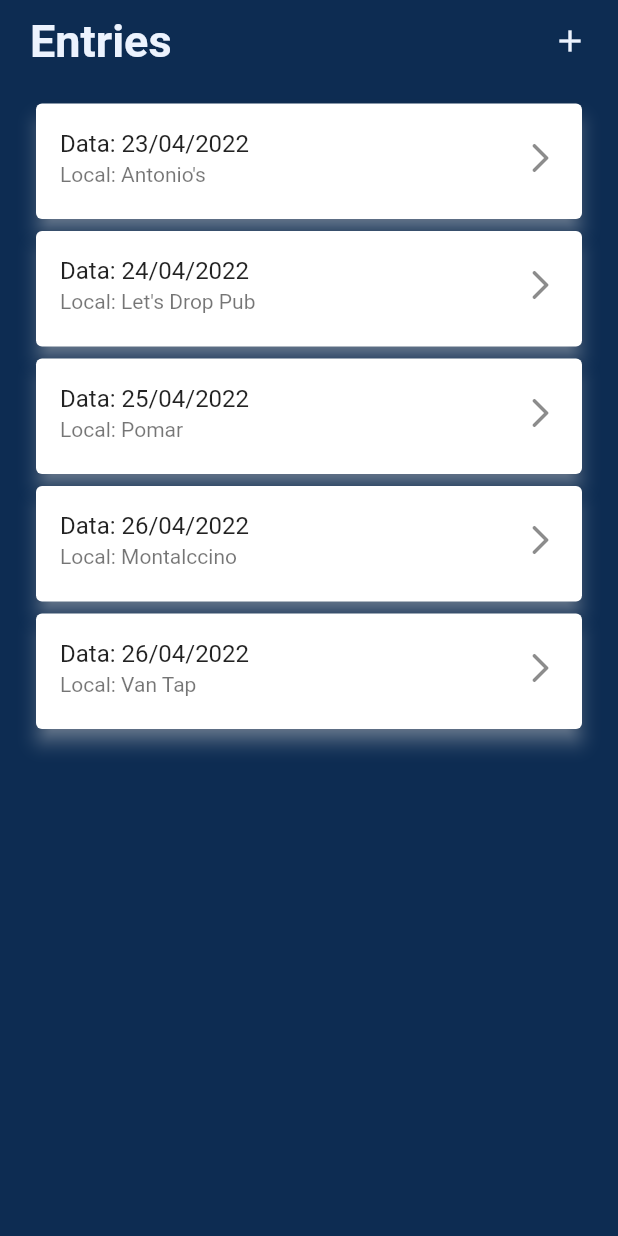
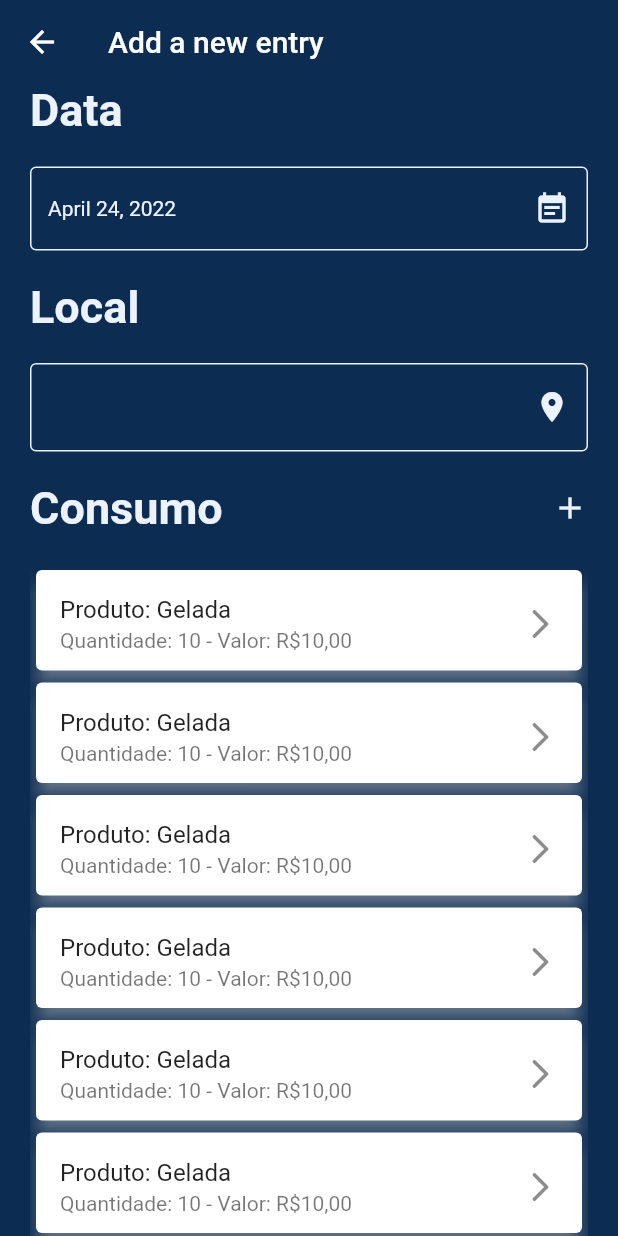
Before and after one commit to nickolasdeluca/checkmate-app, a Flutter app: the screen it shows after launch, after a tap on the "add" icon, on a phone screen of 412 x 824 dp. Run offline on Flutter 3.47's test engine with Material 2 defaults, Android fonts, the phone set to English and light mode, and no system bars; drawn by our look-alikes of date_field.

Commit message:
Setup mockup of how the new entry screen will be

```diff
--- a/checkmate_app/lib/screens/home.dart
+++ b/checkmate_app/lib/screens/home.dart
@@ -1,4 +1,5 @@
 import 'package:checkmate_app/assets/constants.dart';
+import 'package:checkmate_app/screens/new_entry.dart';
 import 'package:flutter/material.dart';
 
 class Home extends StatefulWidget {
@@ -32,7 +33,12 @@ class _HomeState extends State<Home> {
                             fontWeight: FontWeight.bold),
                       ),
                       InkWell(
-                        onTap: () {},
+                        onTap: () {
+                          Navigator.push(
+                              context,
+                              MaterialPageRoute(
+                                  builder: (context) => const NewEntry()));
+                        },
                         child: const Icon(
                           Icons.add,
                           color: cConstrastColor,
--- /dev/null
+++ b/checkmate_app/lib/screens/new_entry.dart
@@ -0,0 +1,202 @@
+import 'package:checkmate_app/assets/constants.dart';
+import 'package:date_field/date_field.dart';
+import 'package:flutter/material.dart';
+
+class NewEntry extends StatefulWidget {
+  const NewEntry({Key? key}) : super(key: key);
+
+  @override
+  State<NewEntry> createState() => _NewEntryState();
+}
+
+class _NewEntryState extends State<NewEntry> {
+  TextEditingController localController = TextEditingController();
+
+  @override
+  Widget build(BuildContext context) {
+    return Scaffold(
+      backgroundColor: cBackgroundColor,
+      appBar: AppBar(
+        title: const Text('Add a new entry'),
+        backgroundColor: cBackgroundColor,
+        elevation: 0,
+      ),
+      body: SafeArea(
+        top: true,
+        bottom: true,
+        child: Padding(
+          padding: const EdgeInsets.only(left: 20, right: 20),
+          child: Column(
+            crossAxisAlignment: CrossAxisAlignment.start,
+            children: [
+              const Text(
+                'Data',
+                style: TextStyle(
+                    color: cConstrastColor,
+                    fontSize: 30,
+                    fontWeight: FontWeight.bold),
+              ),
+              const SizedBox(
+                height: 20,
+              ),
+              DateTimeFormField(
+                decoration: const InputDecoration(
+                    enabledBorder: OutlineInputBorder(
+                        borderSide: BorderSide(color: cConstrastColor)),
+                    suffixIcon: Icon(
+                      Icons.event_note,
+                      color: cConstrastColor,
+                    ),
+                    floatingLabelStyle: TextStyle(color: cConstrastColor)),
+                mode: DateTimeFieldPickerMode.date,
+                dateTextStyle: const TextStyle(color: cConstrastColor),
+                initialValue: DateTime.now(),
+                onDateSelected: (DateTime value) {},
+              ),
+              const SizedBox(
+                height: 20,
+              ),
+              const Text(
+                'Local',
+                style: TextStyle(
+                    color: cConstrastColor,
+                    fontSize: 30,
+                    fontWeight: FontWeight.bold),
+              ),
+              const SizedBox(
+                height: 20,
+              ),
+              TextField(
+                controller: localController,
+                decoration: const InputDecoration(
+                    enabledBorder: OutlineInputBorder(
+                        borderSide: BorderSide(color: cConstrastColor)),
+                    focusedBorder: OutlineInputBorder(
+                        borderSide: BorderSide(color: cConstrastColor)),
+                    suffixIcon: Icon(
+                      Icons.place,
+                      color: cConstrastColor,
+                    ),
+                    floatingLabelStyle: TextStyle(color: cConstrastColor)),
+                style: const TextStyle(color: cConstrastColor),
+              ),
+              const SizedBox(
+                height: 20,
+              ),
+              Row(mainAxisAlignment: MainAxisAlignment.spaceBetween, children: [
+                const Text(
+                  'Consumo',
+                  style: TextStyle(
+                      color: cConstrastColor,
+                      fontSize: 30,
+                      fontWeight: FontWeight.bold),
+                ),
+                InkWell(
+                  onTap: () {},
+                  child: const Icon(
+                    Icons.add,
+                    color: cConstrastColor,
+                  ),
+                ),
+              ]),
+              const SizedBox(
+                height: 20,
+              ),
+              Flexible(
+                  child: SingleChildScrollView(
+                child: Column(
+                  children: const [
+                    SizedBox(
+                      height: 75,
+                      child: InkWell(
+                        child: Card(
+                          shadowColor: cConstrastColor,
+                          elevation: 5,
+                          child: ListTile(
+                            title: Text('Produto: Gelada'),
+                            subtitle: Text('Quantidade: 10 - Valor: R\$10,00'),
+                            trailing: Icon(Icons.arrow_forward_ios_rounded),
+                          ),
+                        ),
+                      ),
+                    ),
+                    SizedBox(
+                      height: 75,
+                      child: InkWell(
+                        child: Card(
+                          shadowColor: cConstrastColor,
+                          elevation: 5,
+                          child: ListTile(
+                            title: Text('Produto: Gelada'),
+                            subtitle: Text('Quantidade: 10 - Valor: R\$10,00'),
+                            trailing: Icon(Icons.arrow_forward_ios_rounded),
+                          ),
+                        ),
+                      ),
+                    ),
+                    SizedBox(
+                      height: 75,
+                      child: InkWell(
+                        child: Card(
+                          shadowColor: cConstrastColor,
+                          elevation: 5,
+                          child: ListTile(
+                            title: Text('Produto: Gelada'),
+                            subtitle: Text('Quantidade: 10 - Valor: R\$10,00'),
+                            trailing: Icon(Icons.arrow_forward_ios_rounded),
+                          ),
+                        ),
+                      ),
+                    ),
+                    SizedBox(
+                      height: 75,
+                      child: InkWell(
+                        child: Card(
+                          shadowColor: cConstrastColor,
+                          elevation: 5,
+                          child: ListTile(
+                            title: Text('Produto: Gelada'),
+                            subtitle: Text('Quantidade: 10 - Valor: R\$10,00'),
+                            trailing: Icon(Icons.arrow_forward_ios_rounded),
+                          ),
+                        ),
+                      ),
+                    ),
+                    SizedBox(
+                      height: 75,
+                      child: InkWell(
+                        child: Card(
+                          shadowColor: cConstrastColor,
+                          elevation: 5,
+                          child: ListTile(
+                            title: Text('Produto: Gelada'),
+                            subtitle: Text('Quantidade: 10 - Valor: R\$10,00'),
+                            trailing: Icon(Icons.arrow_forward_ios_rounded),
+                          ),
+                        ),
+                      ),
+                    ),
+                    SizedBox(
+                      height: 75,
+                      child: InkWell(
+                        child: Card(
+                          shadowColor: cConstrastColor,
+                          elevation: 5,
+                          child: ListTile(
+                            title: Text('Produto: Gelada'),
+                            subtitle: Text('Quantidade: 10 - Valor: R\$10,00'),
+                            trailing: Icon(Icons.arrow_forward_ios_rounded),
+                          ),
+                        ),
+                      ),
+                    ),
+                  ],
+                ),
+              ))
+            ],
+          ),
+        ),
+      ),
+    );
+  }
+}
--- a/checkmate_app/pubspec.yaml
+++ b/checkmate_app/pubspec.yaml
@@ -34,6 +34,7 @@ dependencies:
   # The following adds the Cupertino Icons font to your application.
   # Use with the CupertinoIcons class for iOS style icons.
   cupertino_icons: ^1.0.2
+  date_field: ^3.0.0
 
 dev_dependencies:
   flutter_test:
```
Also changed, not shown: checkmate_app/pubspec.lock.
